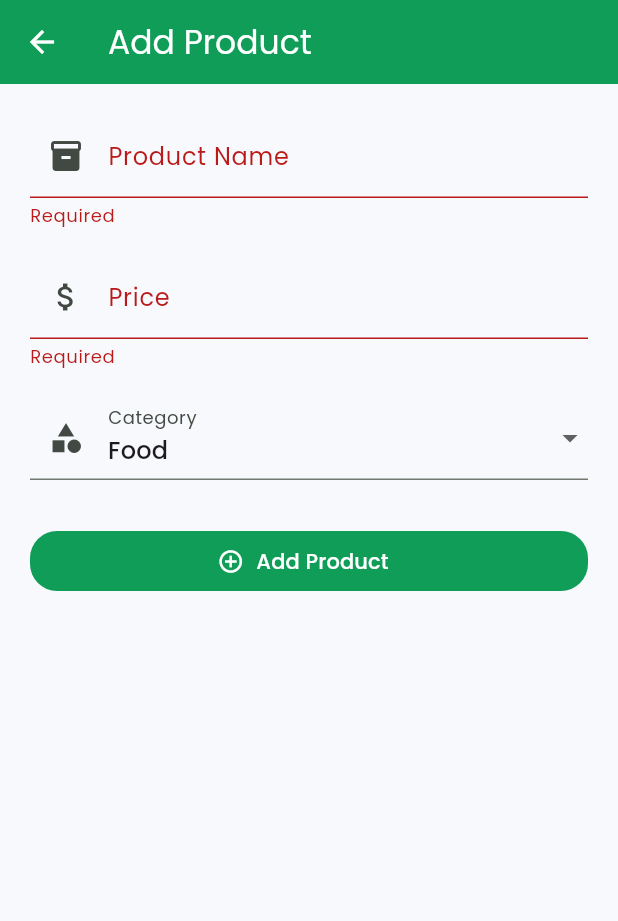
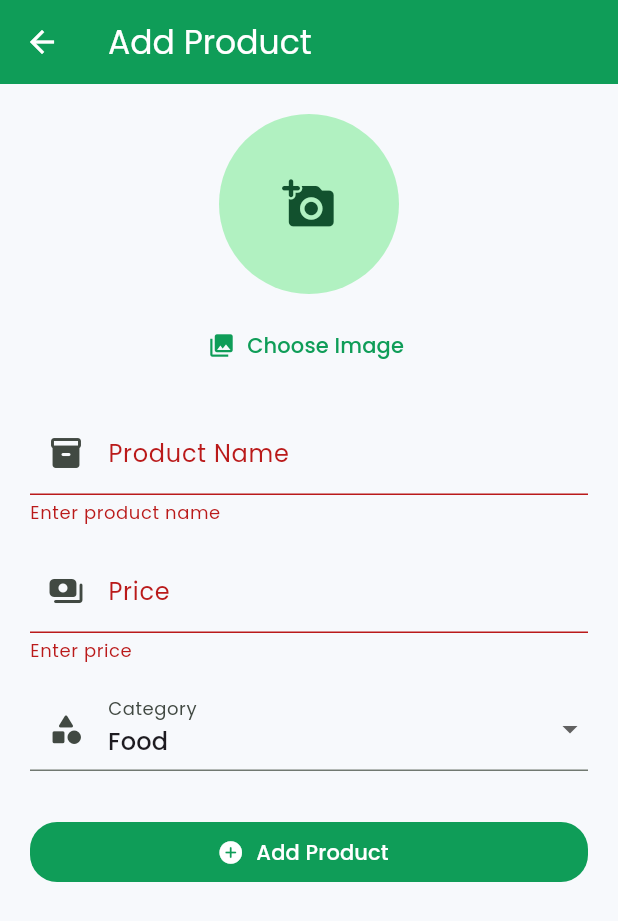
Before and after one commit to elrider-stack/pricebook, a Flutter app: the AddProductScreen screen opened directly, after a tap on "Add Product", on a phone screen of 412 x 824 dp. Shown: the top 921 px of the screen. Run offline on Flutter 3.47's test engine with Material 3 defaults, Android fonts, the phone set to English and light mode, and no system bars; our stand-ins replace flex_color_scheme, google_fonts, image_picker, sqflite; accounts and stored records are empty.

Commit message:
Add gallery image support

```diff
--- a/lib/screens/add_product_screen.dart
+++ b/lib/screens/add_product_screen.dart
@@ -1,7 +1,10 @@
+import 'dart:io';
+
 import 'package:flutter/material.dart';
 
 import '../database/database_helper.dart';
 import '../models/product.dart';
+import '../services/image_service.dart';
 
 class AddProductScreen extends StatefulWidget {
   final Product? product;
@@ -19,6 +22,7 @@ class _AddProductScreenState extends State<AddProductScreen> {
   final _price = TextEditingController();
 
   String _category = 'Food';
+  String _imagePath = '';
 
   @override
   void initState() {
@@ -28,6 +32,7 @@ class _AddProductScreenState extends State<AddProductScreen> {
       _name.text = widget.product!.name;
       _price.text = widget.product!.price.toString();
       _category = widget.product!.category;
+      _imagePath = widget.product!.imagePath;
     }
   }
 
@@ -38,28 +43,70 @@ class _AddProductScreenState extends State<AddProductScreen> {
     super.dispose();
   }
 
+  Future<void> _pickImage() async {
+    final path = await ImageService.pickImage();
+
+    if (path != null) {
+      setState(() {
+        _imagePath = path;
+      });
+    }
+  }
+
   @override
   Widget build(BuildContext context) {
     final editing = widget.product != null;
 
     return Scaffold(
       appBar: AppBar(title: Text(editing ? 'Edit Product' : 'Add Product')),
-      body: Padding(
-        padding: const EdgeInsets.all(20),
+      body: SafeArea(
         child: Form(
           key: _formKey,
           child: ListView(
+            padding: const EdgeInsets.all(20),
             children: [
+              Center(
+                child: GestureDetector(
+                  onTap: _pickImage,
+                  child: CircleAvatar(
+                    radius: 60,
+                    backgroundColor: Theme.of(
+                      context,
+                    ).colorScheme.primaryContainer,
+                    backgroundImage: _imagePath.isNotEmpty
+                        ? FileImage(File(_imagePath))
+                        : null,
+                    child: _imagePath.isEmpty
+                        ? const Icon(Icons.add_a_photo_rounded, size: 36)
+                        : null,
+                  ),
+                ),
+              ),
+
+              const SizedBox(height: 10),
+
+              Center(
+                child: TextButton.icon(
+                  onPressed: _pickImage,
+                  icon: const Icon(Icons.photo_library),
+                  label: const Text("Choose Image"),
+                ),
+              ),
+
+              const SizedBox(height: 20),
+
               TextFormField(
                 controller: _name,
                 decoration: const InputDecoration(
-                  labelText: 'Product Name',
-                  prefixIcon: Icon(Icons.inventory_2),
+                  labelText: "Product Name",
+                  prefixIcon: Icon(Icons.inventory_2_rounded),
                 ),
-                validator: (v) => v == null || v.isEmpty ? 'Required' : null,
+                validator: (value) => value == null || value.trim().isEmpty
+                    ? "Enter product name"
+                    : null,
               ),
 
-              const SizedBox(height: 18),
+              const SizedBox(height: 16),
 
               TextFormField(
                 controller: _price,
@@ -67,29 +114,33 @@ class _AddProductScreenState extends State<AddProductScreen> {
                   decimal: true,
                 ),
                 decoration: const InputDecoration(
-                  labelText: 'Price',
-                  prefixIcon: Icon(Icons.attach_money),
+                  labelText: "Price",
+                  prefixIcon: Icon(Icons.payments_rounded),
                 ),
-                validator: (v) => v == null || v.isEmpty ? 'Required' : null,
+                validator: (value) => value == null || value.trim().isEmpty
+                    ? "Enter price"
+                    : null,
               ),
 
-              const SizedBox(height: 18),
+              const SizedBox(height: 16),
 
               DropdownButtonFormField<String>(
                 initialValue: _category,
                 decoration: const InputDecoration(
-                  labelText: 'Category',
-                  prefixIcon: Icon(Icons.category),
+                  labelText: "Category",
+                  prefixIcon: Icon(Icons.category_rounded),
                 ),
                 items: const [
-                  DropdownMenuItem(value: 'Food', child: Text('Food')),
-                  DropdownMenuItem(value: 'Drinks', child: Text('Drinks')),
-                  DropdownMenuItem(value: 'Snacks', child: Text('Snacks')),
-                  DropdownMenuItem(value: 'Goods', child: Text('Goods')),
+                  DropdownMenuItem(value: "Food", child: Text("Food")),
+                  DropdownMenuItem(value: "Drinks", child: Text("Drinks")),
+                  DropdownMenuItem(value: "Snacks", child: Text("Snacks")),
+                  DropdownMenuItem(value: "Goods", child: Text("Goods")),
                 ],
                 onChanged: (value) {
                   if (value != null) {
-                    setState(() => _category = value);
+                    setState(() {
+                      _category = value;
+                    });
                   }
                 },
               ),
@@ -98,9 +149,9 @@ class _AddProductScreenState extends State<AddProductScreen> {
 
               FilledButton.icon(
                 icon: Icon(
-                  editing ? Icons.save_rounded : Icons.add_circle_outline,
+                  editing ? Icons.save_rounded : Icons.add_circle_rounded,
                 ),
-                label: Text(editing ? 'Save Changes' : 'Add Product'),
+                label: Text(editing ? "Save Changes" : "Add Product"),
                 onPressed: () async {
                   if (!_formKey.currentState!.validate()) {
                     return;
@@ -111,7 +162,7 @@ class _AddProductScreenState extends State<AddProductScreen> {
                     name: _name.text.trim(),
                     price: double.parse(_price.text),
                     category: _category,
-                    imagePath: widget.product?.imagePath ?? '',
+                    imagePath: _imagePath,
                     favorite: widget.product?.favorite ?? false,
                     createdAt:
                         widget.product?.createdAt ??
@@ -125,6 +176,7 @@ class _AddProductScreenState extends State<AddProductScreen> {
                   }
 
                   if (!context.mounted) return;
+
                   Navigator.pop(context);
                 },
               ),
```
